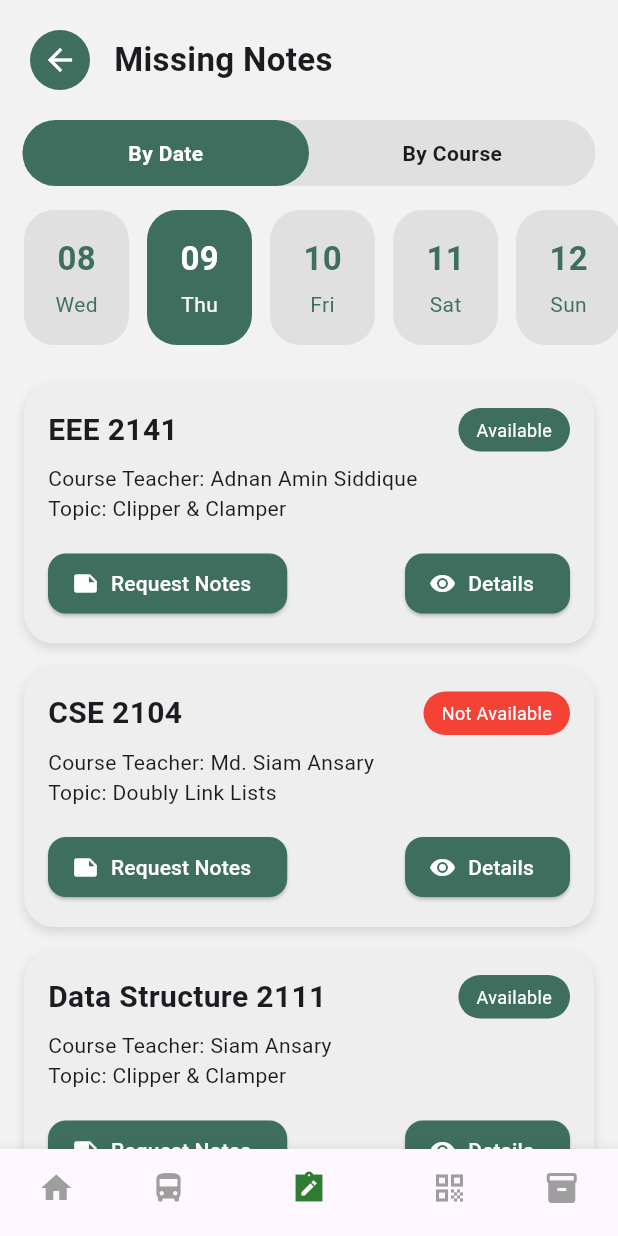
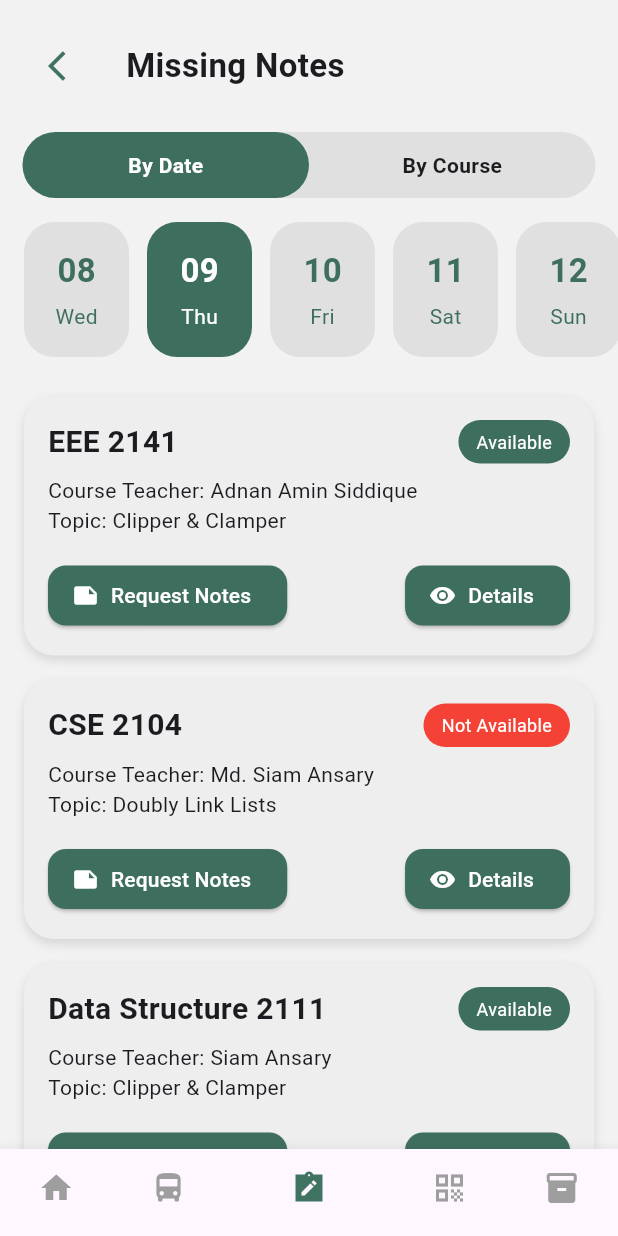
Before and after one commit to Akib-10/AUSTrack, a Flutter app: the MissingNotesPage screen opened directly, on a phone screen of 412 x 824 dp. Run offline on Flutter 3.47's test engine with Material 3 defaults, Android fonts, the phone set to English and light mode, and no system bars; missing offline and left inert: flutter_barcode_scanner.

Commit message:
Updated Code

```diff
--- a/lib/missing_notes_page.dart
+++ b/lib/missing_notes_page.dart
@@ -9,8 +9,8 @@ class MissingNotesPage extends StatelessWidget {
 
   @override
   Widget build(BuildContext context) {
-    Color primaryGreen = const Color(0xFF3E6F5E);
-    Color lightGrey = const Color(0xFFF2F2F2);
+    Color primaryGreen =  Color(0xFF3E6F5E);
+    Color lightGrey =  Color(0xFFF2F2F2);
 
     return Scaffold(
       backgroundColor: lightGrey,
@@ -18,7 +18,7 @@ class MissingNotesPage extends StatelessWidget {
         //type: BottomNavigationBarType.fixed,
         backgroundColor: Colors.white,
 
-        selectedItemColor: Colors.green[800],
+        selectedItemColor: Color(0xff407362),
         unselectedItemColor: Colors.grey,
 
         showSelectedLabels: false,
@@ -28,7 +28,7 @@ class MissingNotesPage extends StatelessWidget {
 
         items: [
           BottomNavigationBarItem(
-            icon: InkWell(child: const Icon(Icons.home),
+            icon: InkWell(child:  Icon(Icons.home),
               onTap: (){
                 Navigator.push(
                   context,
@@ -40,21 +40,21 @@ class MissingNotesPage extends StatelessWidget {
             ),
             label: "Home",
           ),
-          const BottomNavigationBarItem(
+           BottomNavigationBarItem(
             icon: Icon(Icons.directions_bus),
             label: "Bus",
           ),
-          const BottomNavigationBarItem(
+           BottomNavigationBarItem(
             icon: Icon(Icons.note_alt_sharp),
             label: "Post",
           ),
           BottomNavigationBarItem(
-            icon: InkWell(child: const Icon(Icons.qr_code),
+            icon: InkWell(child:  Icon(Icons.qr_code),
               onTap: (){
                 Navigator.push(
                   context,
                   MaterialPageRoute(
-                    builder: (context) => const QrScreen(),
+                    builder: (context) =>  QrScreen(),
                   ),
                 );
               },
@@ -62,12 +62,12 @@ class MissingNotesPage extends StatelessWidget {
             label: "QR",
           ),
           BottomNavigationBarItem(
-            icon: InkWell(child: const Icon(Icons.inventory),
+            icon: InkWell(child:  Icon(Icons.inventory),
               onTap: (){
                 Navigator.push(
                   context,
                   MaterialPageRoute(
-                    builder: (context) => const LostFoundPage(),
+                    builder: (context) =>  LostFoundPage(),
                   ),
                 );
               },
@@ -81,15 +81,17 @@ class MissingNotesPage extends StatelessWidget {
           children: [
             // Top Bar
             Padding(
-              padding: const EdgeInsets.all(20.0),
+              padding:  EdgeInsets.all(20.0),
               child: Row(
-                children: const [
-                  CircleAvatar(
-                    backgroundColor: Color(0xFF3E6F5E),
-                    child: Icon(Icons.arrow_back, color: Colors.white),
+                children: [
+                  IconButton(
+                    icon: Icon(Icons.arrow_back_ios), color:  Color(0xff407362),
+                      onPressed: (){
+                      Navigator.pop(context);
+                      },
                   ),
-                  SizedBox(width: 16),
-                  Text(
+                   SizedBox(width: 16),
+                   Text(
                     "Missing Notes",
                     style: TextStyle(
                         fontSize: 22,
@@ -101,7 +103,7 @@ class MissingNotesPage extends StatelessWidget {
 
             // By Date / By Course Toggle
             Container(
-              margin: const EdgeInsets.symmetric(horizontal: 15),
+              margin:  EdgeInsets.symmetric(horizontal: 15),
               decoration: BoxDecoration(
                 color: Colors.grey.shade300,
                 borderRadius: BorderRadius.circular(30),
@@ -110,12 +112,12 @@ class MissingNotesPage extends StatelessWidget {
                 children: [
                   Expanded(
                     child: Container(
-                      padding: const EdgeInsets.symmetric(vertical: 12),
+                      padding:  EdgeInsets.symmetric(vertical: 12),
                       decoration: BoxDecoration(
                         color: primaryGreen,
                         borderRadius: BorderRadius.circular(30),
                       ),
-                      child: const Center(
+                      child:  Center(
                         child: Text(
                           "By Date",
                           style: TextStyle(
@@ -125,7 +127,7 @@ class MissingNotesPage extends StatelessWidget {
                       ),
                     ),
                   ),
-                  const Expanded(
+                   Expanded(
                     child: Padding(
                       padding: EdgeInsets.symmetric(vertical: 12),
                       child: Center(
@@ -141,14 +143,14 @@ class MissingNotesPage extends StatelessWidget {
               ),
             ),
 
-            const SizedBox(height: 16),
+             SizedBox(height: 16),
 
             // Scrollable Date Row
             SizedBox(
               height: 90,
               child: ListView(
                 scrollDirection: Axis.horizontal,
-                padding: const EdgeInsets.symmetric(horizontal: 16),
+                padding:  EdgeInsets.symmetric(horizontal: 16),
                 children: [
                   dateCard("08", "Wed", false),
                   dateCard("09", "Thu", true),
@@ -161,12 +163,12 @@ class MissingNotesPage extends StatelessWidget {
               ),
             ),
 
-            const SizedBox(height: 10),
+             SizedBox(height: 10),
 
             // Scrollable Notes List
             Expanded(
               child: ListView(
-                padding: const EdgeInsets.all(16),
+                padding:  EdgeInsets.all(16),
                 children: [
                   noteCard(
                     title: "EEE 2141",
@@ -174,28 +176,28 @@ class MissingNotesPage extends StatelessWidget {
                     topic: "Clipper & Clamper",
                     available: true,
                   ),
-                  const SizedBox(height: 16),
+                   SizedBox(height: 16),
                   noteCard(
                     title: "CSE 2104",
                     teacher: "Md. Siam Ansary",
                     topic: "Doubly Link Lists",
                     available: false,
                   ),
-                  const SizedBox(height: 16),
+                   SizedBox(height: 16),
                   noteCard(
                     title: "Data Structure 2111",
                     teacher: "Siam Ansary",
                     topic: "Clipper & Clamper",
                     available: true,
                   ),
-                  const SizedBox(height: 16),
+                   SizedBox(height: 16),
                   noteCard(
                     title: "HUM 2100",
                     teacher: "Mosammat Shamima Nasrain",
                     topic: "Clipper & Clamper",
                     available: true,
                   ),
-                  const SizedBox(height: 16),
+                   SizedBox(height: 16),
                   noteCard(
                     title: "Math 2108",
                     teacher: "Al Hasib Mahmud",
@@ -213,11 +215,11 @@ class MissingNotesPage extends StatelessWidget {
 
   // Date Card Widget
   Widget dateCard(String date, String day, bool selected) {
-    Color primaryGreen = const Color(0xFF3E6F5E);
+    Color primaryGreen =  Color(0xFF3E6F5E);
 
     return Container(
       width: 70,
-      margin: const EdgeInsets.only(right: 12),
+      margin:  EdgeInsets.only(right: 12),
       decoration: BoxDecoration(
         color: selected ? primaryGreen : Colors.grey.shade300,
         borderRadius: BorderRadius.circular(20),
@@ -233,7 +235,7 @@ class MissingNotesPage extends StatelessWidget {
               color: selected ? Colors.white : primaryGreen,
             ),
           ),
-          const SizedBox(height: 5),
+           SizedBox(height: 5),
           Text(
             day,
             style: TextStyle(
@@ -252,14 +254,14 @@ class MissingNotesPage extends StatelessWidget {
     required String topic,
     required bool available,
   }) {
-    Color primaryGreen = const Color(0xFF3E6F5E);
+    Color primaryGreen =  Color(0xFF3E6F5E);
 
     return Container(
-      padding: const EdgeInsets.all(16),
+      padding:  EdgeInsets.all(16),
       decoration: BoxDecoration(
         color: Colors.grey.shade200,
         borderRadius: BorderRadius.circular(20),
-        boxShadow: const [
+        boxShadow:  [
           BoxShadow(
             color: Colors.black12,
             blurRadius: 5,
@@ -275,30 +277,30 @@ class MissingNotesPage extends StatelessWidget {
             children: [
               Text(
                 title,
-                style: const TextStyle(
+                style:  TextStyle(
                     fontSize: 20,
                     fontWeight: FontWeight.bold),
               ),
               Container(
                 padding:
-                const EdgeInsets.symmetric(horizontal: 12, vertical: 6),
+                 EdgeInsets.symmetric(horizontal: 12, vertical: 6),
                 decoration: BoxDecoration(
                   color: available ? primaryGreen : Colors.red,
                   borderRadius: BorderRadius.circular(20),
                 ),
                 child: Text(
                   available ? "Available" : "Not Available",
-                  style: const TextStyle(
+                  style:  TextStyle(
                       color: Colors.white,
                       fontSize: 12),
                 ),
               )
             ],
           ),
-          const SizedBox(height: 8),
+           SizedBox(height: 8),
           Text("Course Teacher: $teacher"),
           Text("Topic: $topic"),
-          const SizedBox(height: 16),
+           SizedBox(height: 16),
 
           Row(
             mainAxisAlignment: MainAxisAlignment.spaceBetween,
@@ -310,8 +312,8 @@ class MissingNotesPage extends StatelessWidget {
                       borderRadius: BorderRadius.circular(12)),
                 ),
                 onPressed: () {},
-                icon: const Icon(Icons.note, color: Colors.white),
-                label: const Text("Request Notes",
+                icon:  Icon(Icons.note, color: Colors.white),
+                label:  Text("Request Notes",
                   style: TextStyle(
                     color: Colors.white,
                   ),),
@@ -323,8 +325,8 @@ class MissingNotesPage extends StatelessWidget {
                       borderRadius: BorderRadius.circular(12)),
                 ),
                 onPressed: () {},
-                icon: const Icon(Icons.remove_red_eye, color: Colors.white),
-                label: const Text("Details",
+                icon:  Icon(Icons.remove_red_eye, color: Colors.white),
+                label:  Text("Details",
                   style: TextStyle(
                     color: Colors.white,
                   ),),
```
Also changed, not shown: lib/login_page.dart (+43 -50 lines), lib/lost_found_screen.dart (+14 -4 lines), lib/profile_screen.dart (+39 -36 lines), lib/qr_screen.dart (+14 -9 lines), lib/register_page.dart (+38 -43 lines), lib/scan_qr_code_screen.dart (+6 -1 lines), lib/welcome_screen.dart (+17 -29 lines).
